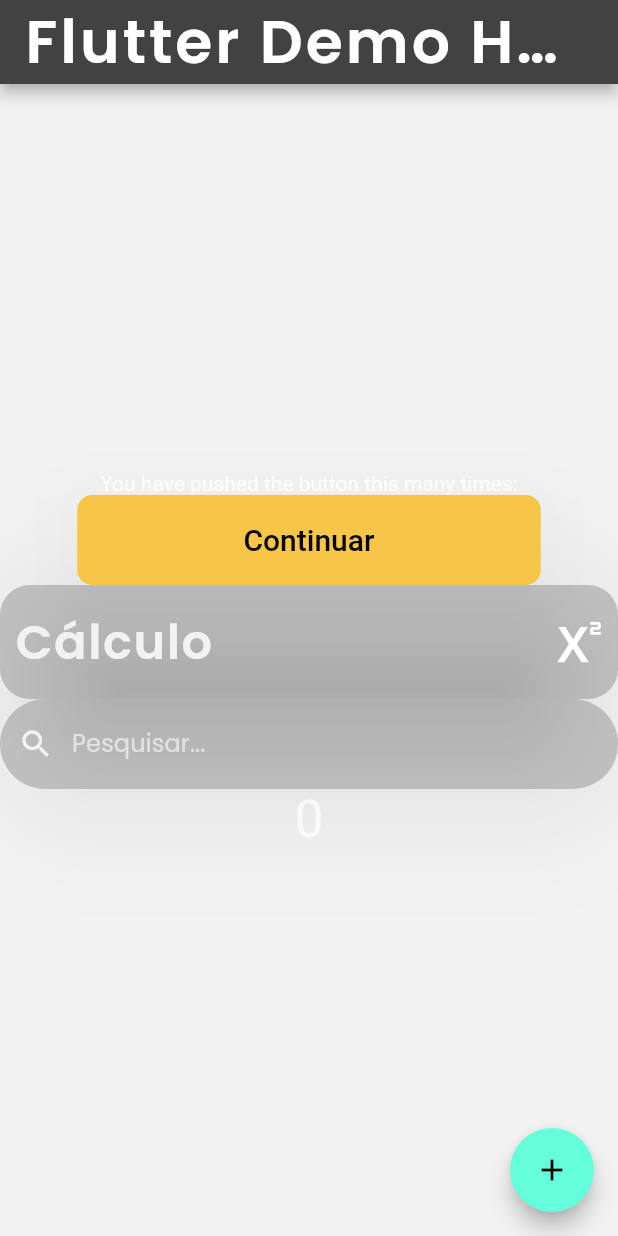
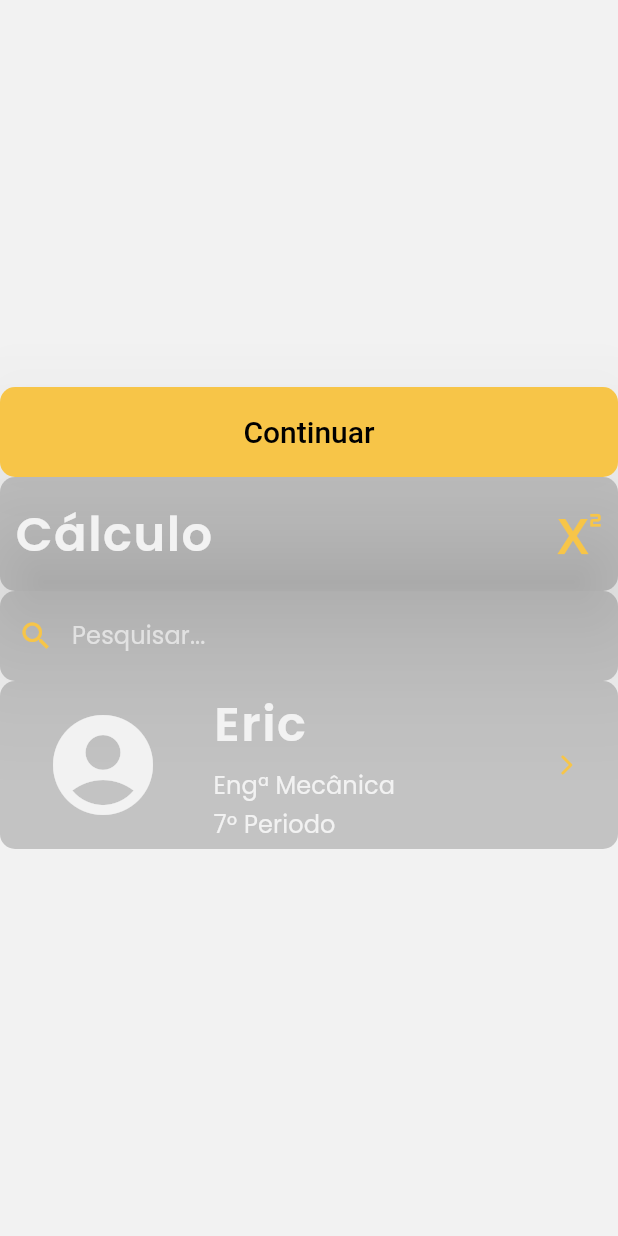
Before and after one commit to LaisBonin/daumhelp_app, a Flutter app: the screen it shows after launch, on a phone screen of 412 x 824 dp. Run offline on Flutter 3.47's test engine with Material 2 defaults, Android fonts, the phone set to English and light mode, and no system bars; our stand-ins replace firebase_core, google_fonts; accounts and stored records are empty.

Commit message:
Profile Card created and all rounded borders correction

```diff
--- a/lib/main.dart
+++ b/lib/main.dart
@@ -1,15 +1,14 @@
 import 'package:daumhelp_app/widgets/button_large.dart';
 import 'package:daumhelp_app/widgets/search_bar.dart';
 import 'package:daumhelp_app/widgets/subject_listtile.dart';
+import 'package:daumhelp_app/widgets/profile_card.dart';
 import 'package:daumhelp_app/widgets/theme_data.dart';
 import 'package:flutter/material.dart';
 import 'package:firebase_core/firebase_core.dart';
 
 void main() async {
   WidgetsFlutterBinding.ensureInitialized();
-  await Firebase.initializeApp(
-
-  );
+  await Firebase.initializeApp();
   runApp(const MyApp());
 }
 
@@ -37,49 +36,33 @@
 }
 
 class _MyHomePageState extends State<MyHomePage> {
-  int _counter = 0;
-
-  void _incrementCounter() {
-    setState(() {
-      _counter++;
-    });
-  }
 
   @override
   Widget build(BuildContext context) {
     return Scaffold(
-      appBar: AppBar(
-
-        title: Text(widget.title),
-      ),
       body: Center(
-
         child: Column(
           mainAxisAlignment: MainAxisAlignment.center,
           children: <Widget>[
-            const Text(
-              'You have pushed the button this many times:',
+            YellowButtonLarge(title: "Continuar", action: () {}),
+            SubjectListTile(
+              subjectName: 'Cálculo',
+              subjectIcon: Icon(
+                Icons.superscript,
+                size: 40,
+                color: Theme.of(context).primaryColor,
+              ),
+              subjectAction: () {},
             ),
-
-            YellowButtonLarge(title: "Continuar", action:(){}),
-
-            SubjectListTile(subjectName: 'Cálculo', subjectIcon: const Icon(Icons.superscript, size: 40,), subjectAction: (){},),
-
             const SearchBar(),
-
-
-            Text(
-              '$_counter',
-              style: Theme.of(context).textTheme.headline4,
+            const ProfileCard(
+              profileCourse: 'Engª Mecânica',
+              profilePeriod: "7º Periodo",
+              profileName: 'Eric',
             ),
           ],
         ),
       ),
-      floatingActionButton: FloatingActionButton(
-        onPressed: _incrementCounter,
-        tooltip: 'Increment',
-        child: const Icon(Icons.add),
-      ),
     );
   }
 }
--- a/lib/widgets/button_large.dart
+++ b/lib/widgets/button_large.dart
@@ -13,10 +13,11 @@
 
   @override
   Widget build(BuildContext context) {
-    return ElevatedButton(
+    return SizedBox(
+      height: 60,
+      child: ElevatedButton(
         style: ElevatedButton.styleFrom(
           primary: Theme.of(context).primaryColor,
-        fixedSize: const Size(309, 60),
           elevation: 50,
           shape: const RoundedRectangleBorder(
             borderRadius: BorderRadius.all(Radius.circular(10)),
@@ -29,6 +30,7 @@
                 const TextStyle(fontSize: 20, color: HelpTheme.helpButtonText),
           ),
         ),
+      ),
     );
   }
 }
--- /dev/null
+++ b/lib/widgets/profile_card.dart
@@ -0,0 +1,101 @@
+import 'package:daumhelp_app/widgets/theme_data.dart';
+import 'package:flutter/material.dart';
+
+class ProfileCard extends StatelessWidget {
+  const ProfileCard({
+    Key? key,
+    required this.profileName,
+    required this.profileCourse,
+    required this.profilePeriod,
+  }) : super(key: key);
+
+  final String profileName;
+  final String profileCourse;
+  final String profilePeriod;
+
+  @override
+  Widget build(BuildContext context) {
+    return InkWell(
+      onTap: () {},
+      child: Container(
+        decoration: const BoxDecoration(
+          color: HelpTheme.helpDarkGreyShadow,
+          borderRadius: BorderRadius.all(
+            Radius.circular(10),
+          ),
+        ),
+        child: Padding(
+          padding: const EdgeInsets.symmetric(vertical: 5.0),
+          child: Row(
+            crossAxisAlignment: CrossAxisAlignment.center,
+            children: <Widget>[
+              Expanded(
+                flex: 2,
+                child: Icon(
+                  Icons.account_circle_rounded,
+                  size: 80,
+                  color: Theme.of(context).canvasColor,
+                ),
+              ),
+              Expanded(
+                flex: 3,
+                child: _VideoDescription(
+                  profileName: profileName,
+                  profileCourse: profileCourse,
+                  profilePeriod: profilePeriod,
+                ),
+              ),
+              Expanded(
+                flex: 1,
+                child: Icon(
+                  Icons.arrow_forward_ios_rounded,
+                  size: 16,
+                  color: Theme.of(context).primaryColor,
+                ),
+              ),
+            ],
+          ),
+        ),
+      ),
+    );
+  }
+}
+
+class _VideoDescription extends StatelessWidget {
+  const _VideoDescription({
+    Key? key,
+    required this.profileName,
+    required this.profileCourse,
+    required this.profilePeriod,
+  }) : super(key: key);
+
+  final String profileName;
+  final String profileCourse;
+  final String profilePeriod;
+
+  @override
+  Widget build(BuildContext context) {
+    return Padding(
+      padding: const EdgeInsets.fromLTRB(5.0, 0.0, 0.0, 0.0),
+      child: Column(
+        crossAxisAlignment: CrossAxisAlignment.start,
+        children: <Widget>[
+          Text(
+            profileName,
+            style: Theme.of(context).textTheme.titleMedium,
+          ),
+          const Padding(padding: EdgeInsets.symmetric(vertical: 2.0)),
+          Text(
+            profileCourse,
+            style: Theme.of(context).textTheme.titleSmall,
+          ),
+          const Padding(padding: EdgeInsets.symmetric(vertical: 1.0)),
+          Text(
+            profilePeriod,
+            style: Theme.of(context).textTheme.titleSmall,
+          ),
+        ],
+      ),
+    );
+  }
+}
--- a/lib/widgets/search_bar.dart
+++ b/lib/widgets/search_bar.dart
@@ -1,4 +1,3 @@
-import 'package:daumhelp_app/widgets/theme_data.dart';
 import 'package:flutter/material.dart';
 
 class SearchBar extends StatelessWidget {
@@ -14,15 +13,15 @@
           style: Theme.of(context).textTheme.titleSmall,
           decoration: InputDecoration(
             focusedBorder: const OutlineInputBorder(
-              borderRadius: BorderRadius.all(Radius.circular(30),),
+              borderRadius: BorderRadius.all(Radius.circular(10),),
               borderSide: BorderSide(color: Colors.transparent)
             ),
-            prefixIcon: Icon(Icons.search, color: Theme.of(context).canvasColor,),
+            prefixIcon: Icon(Icons.search, color: Theme.of(context).primaryColor,),
             hintText: "Pesquisar...",
             filled: true,
             fillColor: Theme.of(context).hoverColor,
             enabledBorder: const OutlineInputBorder(
-              borderRadius: BorderRadius.all(Radius.circular(30),),
+              borderRadius: BorderRadius.all(Radius.circular(10),),
               borderSide: BorderSide(color: Colors.transparent)
             )
           ),
--- a/lib/widgets/subject_listtile.dart
+++ b/lib/widgets/subject_listtile.dart
@@ -22,7 +22,7 @@
         style: Theme.of(context).textTheme.titleMedium,
       ),
       trailing: subjectIcon,
-      shape: RoundedRectangleBorder(borderRadius: BorderRadius.circular(20)),
+      shape: RoundedRectangleBorder(borderRadius: BorderRadius.circular(10)),
       tileColor: Theme.of(context).hoverColor,
     );
   }
```
Also changed, not shown: 1 other file. Lines whose indentation alone changed are shown as unchanged.
